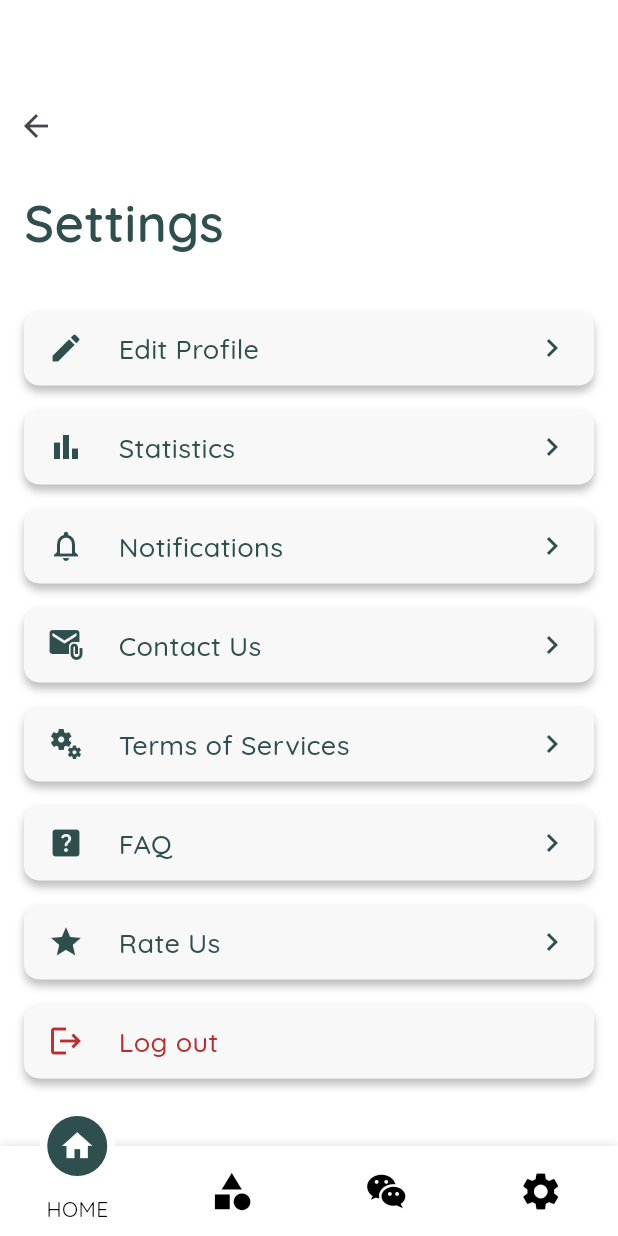
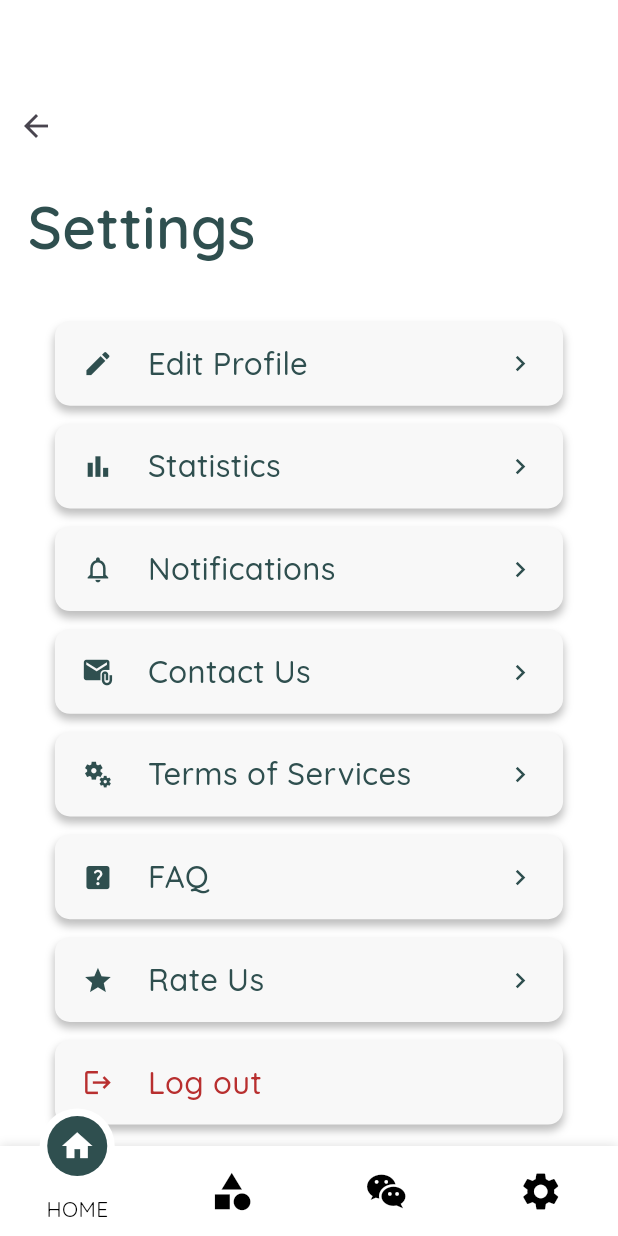
Before and after one commit to viksera/VIKSERA-App, a Flutter app: the SettingsScreen screen opened by its route, on a phone screen of 412 x 824 dp. Run offline on Flutter 3.47's test engine with Material 3 defaults, Android fonts, the light colour scheme and no system bars; our stand-ins replace bloc, cached_network_image, carousel_slider, flutter_bloc, flutter_screenutil, flutter_svg and 3 more.

Commit message:
Refactor SettingsScreen layout for improved readability and added responsiveness

```diff
--- a/lib/features/settings/presentation/screens/settings/settings_screen.dart
+++ b/lib/features/settings/presentation/screens/settings/settings_screen.dart
@@ -3,91 +3,72 @@ import 'package:go_router/go_router.dart';
 import 'package:viksera/config/typography/app_styles.dart';
 import 'package:viksera/core/extensions/app_extensions.dart';
 import 'package:viksera/features/settings/presentation/screens/settings/widgets/settings_button.dart';
+import 'package:flutter_screenutil/flutter_screenutil.dart';
 
 class SettingsScreen extends StatelessWidget {
   const SettingsScreen({super.key});
 
   @override
   Widget build(BuildContext context) {
-    return Column(
+    return Scaffold(
+      body: SingleChildScrollView(
+        child: Column(
           crossAxisAlignment: CrossAxisAlignment.start,
           children: [
             60.heightBox,
-        BackButton(
-          onPressed: () => context.pop(),
-        ),
+            BackButton(onPressed: () => context.pop()),
             16.heightBox,
-        Column(
+            Padding(
+              padding: EdgeInsets.symmetric(horizontal: 16.w),
+              child: Column(
                 crossAxisAlignment: CrossAxisAlignment.start,
                 children: [
                   Text(
                     'Settings',
-              style: AppStyles.style34.copyWith(fontWeight: FontWeight.w600),
+                    style: AppStyles.style34.copyWith(
+                      fontWeight: FontWeight.w600,
+                      fontSize: 34.sp,
+                    ),
                   ),
                   34.heightBox,
                   Column(
+                    children: _buildSettingsButtons(),
+                  ),
+                ],
+              ),
+            ),
+          ],
+        ),
+      ),
+    );
+  }
+
+  List<Widget> _buildSettingsButtons() {
+    return [
+      _settingsButton(Icons.edit, 'Edit Profile'),
+      _settingsButton(Icons.bar_chart, 'Statistics'),
+      _settingsButton(Icons.notifications_outlined, 'Notifications'),
+      _settingsButton(Icons.attach_email, 'Contact Us'),
+      _settingsButton(Icons.miscellaneous_services_sharp, 'Terms of Services'),
+      _settingsButton(Icons.help_center_rounded, 'FAQ'),
+      _settingsButton(Icons.star, 'Rate Us'),
+      _settingsButton(Icons.logout, 'Log out', isLogout: true),
+    ];
+  }
+
+  Widget _settingsButton(IconData icon, String text, {bool isLogout = false}) {
+    return Column(
       children: [
         SettingsButton(
           onTap: () {
-                      // TODO : Implement redirect function
+            // TODO: Implement redirect function
           },
-                    icon: Icons.edit,
-                    text: 'Edit Profile'),
-                16.heightBox,
-                SettingsButton(
-                    onTap: () {
-                      // TODO : Implement redirect function
-                    },
-                    icon: Icons.bar_chart,
-                    text: 'Statistics'),
-                16.heightBox,
-                SettingsButton(
-                    onTap: () {
-                      // TODO : Implement redirect function
-                    },
-                    icon: Icons.notifications_outlined,
-                    text: 'Notifications'),
-                16.heightBox,
-                SettingsButton(
-                    onTap: () {
-                      // TODO : Implement redirect function
-                    },
-                    icon: Icons.attach_email,
-                    text: 'Contact Us'),
-                16.heightBox,
-                SettingsButton(
-                    onTap: () {
-                      // TODO : Implement redirect function
-                    },
-                    icon: Icons.miscellaneous_services_sharp,
-                    text: 'Terms of Services'),
-                16.heightBox,
-                SettingsButton(
-                    onTap: () {
-                      // TODO : Implement redirect function
-                    },
-                    icon: Icons.help_center_rounded,
-                    text: 'FAQ'),
-                16.heightBox,
-                SettingsButton(
-                    onTap: () {
-                      // TODO : Implement redirect function
-                    },
-                    icon: Icons.star,
-                    text: 'Rate Us'),
-                16.heightBox,
-                SettingsButton(
-                    onTap: () {
-                      // TODO : Implement redirect function
-                    },
-                    icon: Icons.logout,
-                    isLogout: true,
-                    text: 'Log out')
+          icon: icon,
+          text: text,
+          isLogout: isLogout,
+        ),
+        12.heightBox,
       ],
-            )
-          ],
-        ).pSymmetric(horizontal: 16)
-      ],
-    );
+    ).pSymmetric(horizontal: 16.w);
   }
 }
--- a/lib/features/settings/presentation/screens/settings/widgets/settings_button.dart
+++ b/lib/features/settings/presentation/screens/settings/widgets/settings_button.dart
@@ -1,9 +1,9 @@
 import 'package:flutter/material.dart';
 import 'package:viksera/config/colors/app_colors.dart';
 import 'package:viksera/config/typography/app_styles.dart';
-import 'package:viksera/core/common_widgets/common_progress_indicator.dart';
 import 'package:viksera/core/extensions/app_extensions.dart';
 import 'package:viksera/core/widget_helper/widget_helper.dart';
+import 'package:flutter_screenutil/flutter_screenutil.dart';
 
 class SettingsButton extends StatelessWidget {
   final bool isLogout;
@@ -21,10 +21,10 @@ class SettingsButton extends StatelessWidget {
   @override
   Widget build(BuildContext context) {
     return InkWell(
-      borderRadius: BorderRadius.circular(10),
+      borderRadius: BorderRadius.circular(10.r),
       onTap: onTap,
       child: Ink(
-        padding: const EdgeInsets.symmetric(horizontal: 16, vertical: 12),
+        padding: EdgeInsets.symmetric(horizontal: 16.w, vertical: 12.w),
         decoration: WidgetHelper.cardDecoration(),
         child: Row(
           mainAxisAlignment: MainAxisAlignment.spaceBetween,
@@ -32,24 +32,29 @@ class SettingsButton extends StatelessWidget {
             Row(
               mainAxisSize: MainAxisSize.min,
               children: [
-                Icon(icon,
-                    color: isLogout
-                        ? AppColors.pureRed
-                        : AppColors.appDarkGreenColor),
+                Icon(
+                  icon,
+                  size: 18.sp,
+                  color: isLogout
+                      ? AppColors.pureRed
+                      : AppColors.appDarkGreenColor,
+                ),
                 23.widthBox,
                 Text(
                   text,
                   style: AppStyles.style18.copyWith(
-                      fontWeight: FontWeight.w500,
-                      color: isLogout
-                          ? AppColors.pureRed
-                          : AppColors.appDarkGreenColor),
+                    fontWeight: FontWeight.w500,
+                    fontSize: 18.sp,
+                    color: isLogout
+                        ? AppColors.pureRed
+                        : AppColors.appDarkGreenColor,
+                  ),
                 )
               ],
             ),
             if (!isLogout)
-              const Icon(Icons.keyboard_arrow_right,
-                  color: AppColors.appDarkGreenColor)
+              Icon(Icons.keyboard_arrow_right,
+                  size: 18.sp, color: AppColors.appDarkGreenColor)
           ],
         ),
       ),
```
Lines whose indentation alone changed are shown as unchanged.
